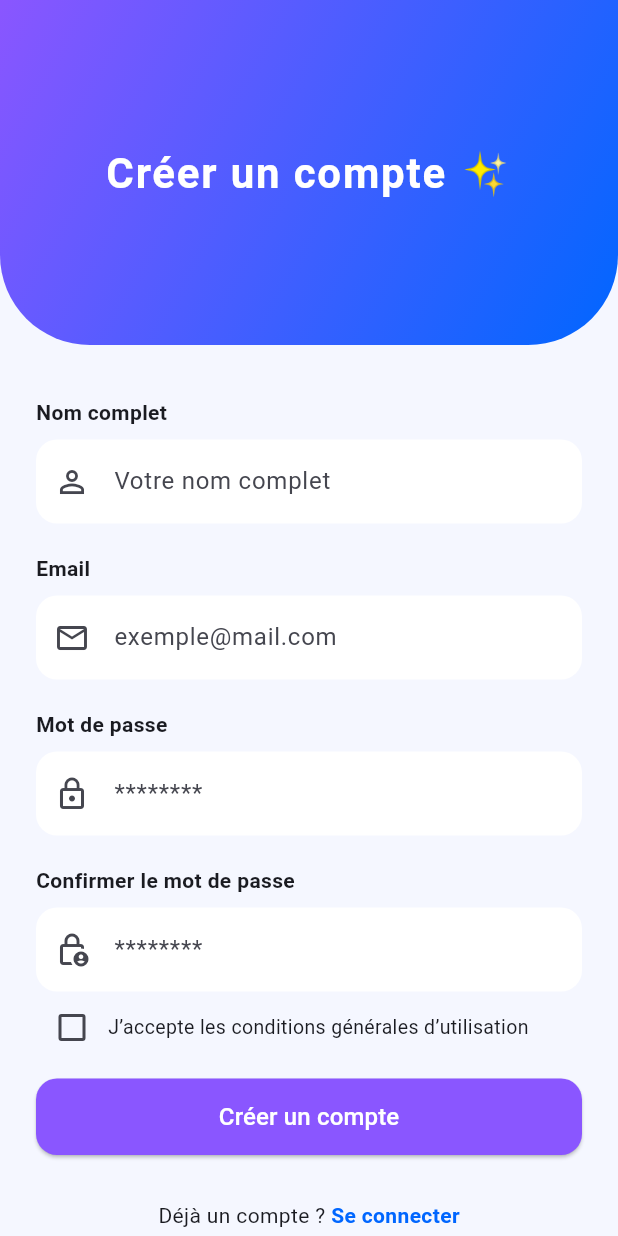
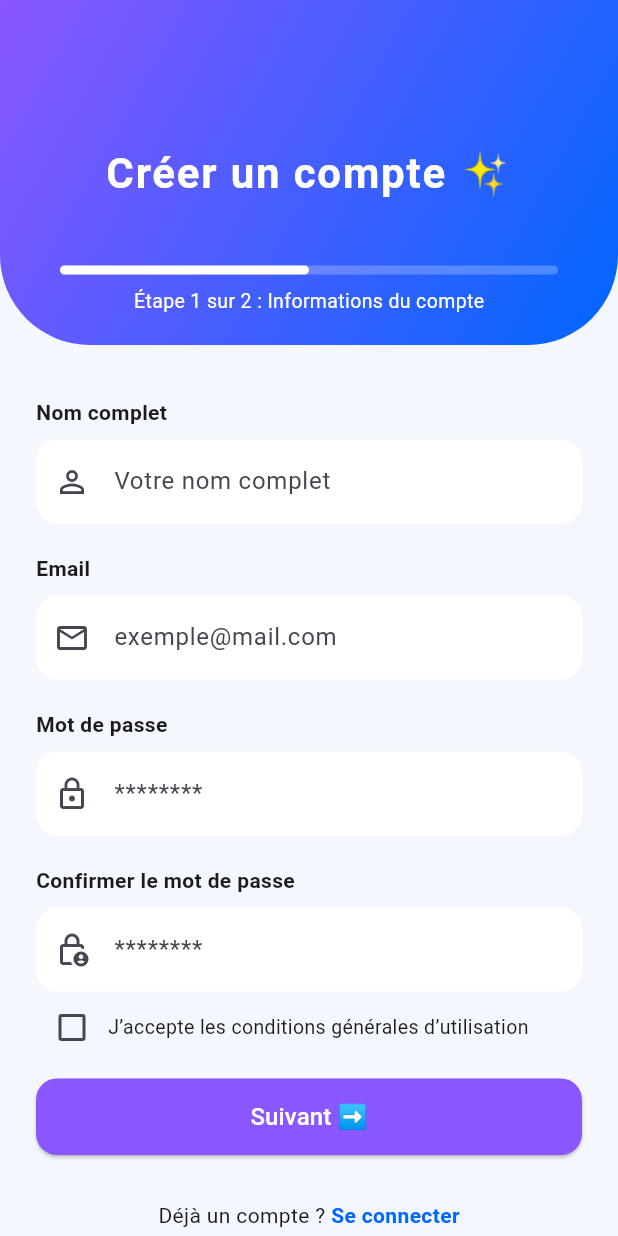
Before and after one commit to Lindamlika96/EduConnect, a Flutter app: the RegisterPage screen opened by its route, on a phone screen of 412 x 824 dp. Run offline on Flutter 3.47's test engine with Material 3 defaults, Android fonts, the phone set to English and light mode, and no system bars; our stand-ins replace flutter_animate, logger, shared_preferences, sqflite; accounts and stored records are empty.

```diff
--- a/lib/core/db/app_database.dart
+++ b/lib/core/db/app_database.dart
@@ -47,7 +47,7 @@ class AppDatabase {
         email TEXT UNIQUE NOT NULL,
         password TEXT NOT NULL,
         university TEXT,
-        role TEXT CHECK(role IN ('Étudiant', 'Professeur', 'Admin')) DEFAULT 'Étudiant',
+        role TEXT CHECK(role IN ('Étudiant', 'Professeur')) DEFAULT 'Étudiant',
         age INTEGER,
         gender TEXT CHECK(gender IN ('Homme', 'Femme')),
         created_at INTEGER NOT NULL,
--- a/lib/features/users/presentation/pages/register_page.dart
+++ b/lib/features/users/presentation/pages/register_page.dart
@@ -1,5 +1,5 @@
 import 'package:flutter/material.dart';
-import '../../di.dart';
+import 'register_profile_page.dart';
 import 'login_page.dart';
 
 class RegisterPage extends StatefulWidget {
@@ -10,16 +10,14 @@ class RegisterPage extends StatefulWidget {
 }
 
 class _RegisterPageState extends State<RegisterPage> {
-  final _controller = provideUserController();
   final _name = TextEditingController();
   final _email = TextEditingController();
   final _password = TextEditingController();
   final _confirmPassword = TextEditingController();
-  bool _loading = false;
+  bool _agreeTerms = false;
   String? _message;
-  bool _agreeTerms = false;
 
-  Future<void> _register() async {
+  void _goToProfileStep() {
     if (_password.text.trim() != _confirmPassword.text.trim()) {
       setState(() => _message = "❌ Les mots de passe ne correspondent pas.");
       return;
@@ -29,23 +27,16 @@ class _RegisterPageState extends State<RegisterPage> {
       return;
     }
 
-    setState(() {
-      _loading = true;
-      _message = null;
-    });
-
-    try {
-      await _controller.register(
+    Navigator.push(
+      context,
+      MaterialPageRoute(
+        builder: (_) => RegisterProfilePage(
           name: _name.text.trim(),
           email: _email.text.trim(),
           password: _password.text.trim(),
+        ),
+      ),
     );
-      setState(() => _message = "✅ Compte créé avec succès !");
-    } catch (e) {
-      setState(() => _message = "Erreur : ${e.toString()}");
-    } finally {
-      setState(() => _loading = false);
-    }
   }
 
   @override
@@ -55,7 +46,9 @@ class _RegisterPageState extends State<RegisterPage> {
       body: SingleChildScrollView(
         child: Column(
           children: [
-            // 🎨 Header dégradé
+            // 🟣 Header avec barre de progression
+            Stack(
+              children: [
                 Container(
                   height: 230,
                   decoration: const BoxDecoration(
@@ -82,6 +75,31 @@ class _RegisterPageState extends State<RegisterPage> {
                   ),
                 ),
 
+                // Barre de progression
+                Positioned(
+                  bottom: 20,
+                  left: 40,
+                  right: 40,
+                  child: Column(
+                    children: [
+                      LinearProgressIndicator(
+                        value: 0.5, // 50%
+                        color: Colors.white,
+                        backgroundColor: Colors.white24,
+                        minHeight: 6,
+                        borderRadius: BorderRadius.circular(10),
+                      ),
+                      const SizedBox(height: 8),
+                      const Text(
+                        "Étape 1 sur 2 : Informations du compte",
+                        style: TextStyle(color: Colors.white, fontSize: 13),
+                      ),
+                    ],
+                  ),
+                ),
+              ],
+            ),
+
             const SizedBox(height: 35),
 
             Padding(
@@ -100,77 +118,15 @@ class _RegisterPageState extends State<RegisterPage> {
                       ),
                     ),
 
-                  const Text("Nom complet", style: TextStyle(fontWeight: FontWeight.w600)),
-                  const SizedBox(height: 8),
-                  TextField(
-                    controller: _name,
-                    decoration: InputDecoration(
-                      prefixIcon: const Icon(Icons.person_outline),
-                      filled: true,
-                      fillColor: Colors.white,
-                      hintText: "Votre nom complet",
-                      border: OutlineInputBorder(
-                        borderRadius: BorderRadius.circular(14),
-                        borderSide: BorderSide.none,
-                      ),
-                    ),
-                  ),
+                  _buildTextField("Nom complet", _name, Icons.person_outline, "Votre nom complet"),
                   const SizedBox(height: 20),
+                  _buildTextField("Email", _email, Icons.email_outlined, "exemple@mail.com"),
+                  const SizedBox(height: 20),
+                  _buildTextField("Mot de passe", _password, Icons.lock_outline, "********", obscure: true),
+                  const SizedBox(height: 20),
+                  _buildTextField("Confirmer le mot de passe", _confirmPassword,
+                      Icons.lock_person_outlined, "********", obscure: true),
 
-                  const Text("Email", style: TextStyle(fontWeight: FontWeight.w600)),
-                  const SizedBox(height: 8),
-                  TextField(
-                    controller: _email,
-                    decoration: InputDecoration(
-                      prefixIcon: const Icon(Icons.email_outlined),
-                      filled: true,
-                      fillColor: Colors.white,
-                      hintText: "exemple@mail.com",
-                      border: OutlineInputBorder(
-                        borderRadius: BorderRadius.circular(14),
-                        borderSide: BorderSide.none,
-                      ),
-                    ),
-                  ),
-                  const SizedBox(height: 20),
-
-                  const Text("Mot de passe", style: TextStyle(fontWeight: FontWeight.w600)),
-                  const SizedBox(height: 8),
-                  TextField(
-                    controller: _password,
-                    obscureText: true,
-                    decoration: InputDecoration(
-                      prefixIcon: const Icon(Icons.lock_outline),
-                      filled: true,
-                      fillColor: Colors.white,
-                      hintText: "********",
-                      border: OutlineInputBorder(
-                        borderRadius: BorderRadius.circular(14),
-                        borderSide: BorderSide.none,
-                      ),
-                    ),
-                  ),
-                  const SizedBox(height: 20),
-
-                  const Text("Confirmer le mot de passe",
-                      style: TextStyle(fontWeight: FontWeight.w600)),
-                  const SizedBox(height: 8),
-                  TextField(
-                    controller: _confirmPassword,
-                    obscureText: true,
-                    decoration: InputDecoration(
-                      prefixIcon: const Icon(Icons.lock_person_outlined),
-                      filled: true,
-                      fillColor: Colors.white,
-                      hintText: "********",
-                      border: OutlineInputBorder(
-                        borderRadius: BorderRadius.circular(14),
-                        borderSide: BorderSide.none,
-                      ),
-                    ),
-                  ),
-
-                  // ✅ Case à cocher
                   Row(
                     children: [
                       Checkbox(
@@ -188,7 +144,7 @@ class _RegisterPageState extends State<RegisterPage> {
 
                   const SizedBox(height: 10),
 
-                  // 🚀 Bouton d’inscription
+                  // 🚀 Bouton suivant
                   SizedBox(
                     width: double.infinity,
                     child: ElevatedButton(
@@ -199,19 +155,15 @@ class _RegisterPageState extends State<RegisterPage> {
                           borderRadius: BorderRadius.circular(14),
                         ),
                       ),
-                      onPressed: _loading ? null : _register,
-                      child: _loading
-                          ? const CircularProgressIndicator(color: Colors.white)
-                          : const Text(
-                        "Créer un compte",
+                      onPressed: _goToProfileStep,
+                      child: const Text(
+                        "Suivant ➡️",
                         style: TextStyle(fontSize: 16, color: Colors.white),
                       ),
                     ),
                   ),
 
                   const SizedBox(height: 30),
-
-                  // 🔁 Lien retour vers connexion
                   Row(
                     mainAxisAlignment: MainAxisAlignment.center,
                     children: [
@@ -224,12 +176,13 @@ class _RegisterPageState extends State<RegisterPage> {
                         child: const Text(
                           "Se connecter",
                           style: TextStyle(
-                              color: Color(0xFF0066FF), fontWeight: FontWeight.w600),
+                            color: Color(0xFF0066FF),
+                            fontWeight: FontWeight.w600,
+                          ),
                         ),
                       ),
                     ],
                   ),
-
                   const SizedBox(height: 40),
                 ],
               ),
@@ -239,4 +192,29 @@ class _RegisterPageState extends State<RegisterPage> {
       ),
     );
   }
+
+  Widget _buildTextField(String label, TextEditingController controller,
+      IconData icon, String hint, {bool obscure = false}) {
+    return Column(
+      crossAxisAlignment: CrossAxisAlignment.start,
+      children: [
+        Text(label, style: const TextStyle(fontWeight: FontWeight.w600)),
+        const SizedBox(height: 8),
+        TextField(
+          controller: controller,
+          obscureText: obscure,
+          decoration: InputDecoration(
+            prefixIcon: Icon(icon),
+            filled: true,
+            fillColor: Colors.white,
+            hintText: hint,
+            border: OutlineInputBorder(
+              borderRadius: BorderRadius.circular(14),
+              borderSide: BorderSide.none,
+            ),
+          ),
+        ),
+      ],
+    );
   }
+}
```
Also changed, not shown: lib/features/users/presentation/controllers/user_controller.dart (+32 -4 lines), lib/features/users/presentation/pages/register_profile_page.dart (added, +237 -0 lines). Lines whose indentation alone changed are shown as unchanged.
